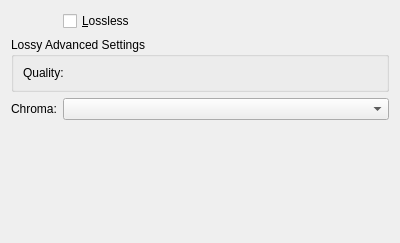
First picture: the form in plugins/impex/heif/WdgHeifExport.ui, repository KDE/krita, before the edit.
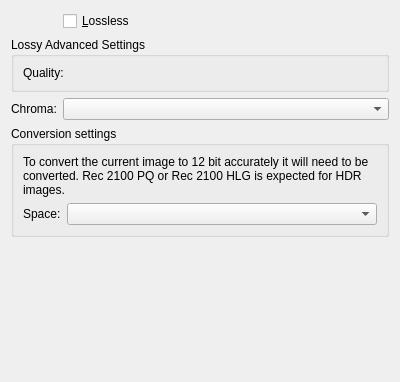
Second picture: the form after the edit. Custom widgets are drawn as their Qt base class.

Commit message:
Implemented linearization for icc incompatible transfer functions in heif.
ICC cannot handle PQ, HLG and SMPTE 428 so we are loading these as linear
images. Options have been added to choose the curve to export to for
floating point.

Chrome thinks PQ and SMPTE 428 are ok, but HLG has issues, and I don't
have the energy right now to debug that. I suspect I need to take into
account the nominal luminance value.

Diff of the .ui file:
```diff
--- a/plugins/impex/heif/WdgHeifExport.ui
+++ b/plugins/impex/heif/WdgHeifExport.ui
@@ -11,7 +11,7 @@
     <x>0</x>
     <y>0</y>
     <width>400</width>
-    <height>243</height>
+    <height>382</height>
    </rect>
   </property>
   <layout class="QFormLayout" name="formLayout_2">
@@ -70,7 +70,7 @@
    <item row="2" column="1">
     <widget class="QComboBox" name="cmbChroma"/>
    </item>
-   <item row="5" column="0">
+   <item row="6" column="0">
     <spacer name="verticalSpacer">
      <property name="orientation">
       <enum>Qt::Vertical</enum>
@@ -83,6 +83,35 @@
      </property>
     </spacer>
    </item>
+   <item row="3" column="0" colspan="2">
+    <widget class="QGroupBox" name="conversionSettings">
+     <property name="title">
+      <string>Conversion settings</string>
+     </property>
+     <layout class="QFormLayout" name="formLayout_3">
+      <item row="1" column="0">
+       <widget class="QLabel" name="spaceLabel">
+        <property name="text">
+         <string>Space:</string>
+        </property>
+       </widget>
+      </item>
+      <item row="1" column="1">
+       <widget class="QComboBox" name="cmbConversionPolicy"/>
+      </item>
+      <item row="0" column="0" colspan="2">
+       <widget class="QLabel" name="explanationLabel">
+        <property name="text">
+         <string>&lt;html&gt;&lt;head/&gt;&lt;body&gt;&lt;p&gt;To convert the current image to 12 bit accurately it will need to be converted. Rec 2100 PQ or Rec 2100 HLG is expected for HDR images.&lt;/p&gt;&lt;/body&gt;&lt;/html&gt;</string>
+        </property>
+        <property name="wordWrap">
+         <bool>true</bool>
+        </property>
+       </widget>
+      </item>
+     </layout>
+    </widget>
+   </item>
   </layout>
  </widget>
  <customwidgets>
```
Left out of the diff: 6 changed lines with no effect on the pictures. The commit also changes 8 other files.
